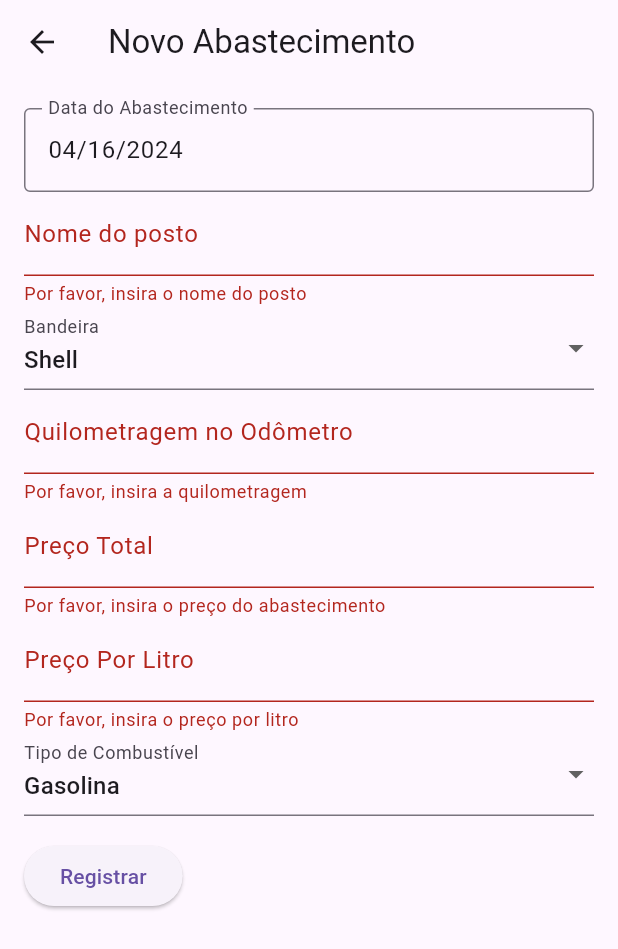
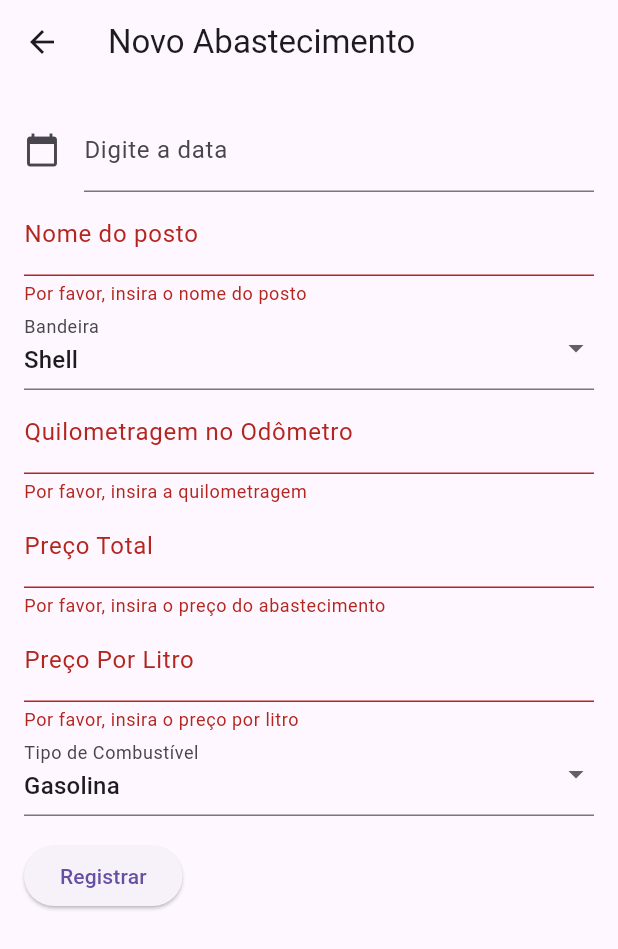
Before and after one commit to Jervdv/projeto_moveis_2024, a Flutter app: the NewEntryScreen screen opened by its route, after a tap on "Registrar", on a phone screen of 412 x 824 dp. Shown: the top 949 px of the screen. Run offline on Flutter 3.47's test engine with Material 3 defaults, Android fonts, the phone set to English and light mode, and no system bars; our stand-ins replace pie_chart.

Commit message:
fixed conflicts

```diff
--- a/lib/screens/new_entry_screen.dart
+++ b/lib/screens/new_entry_screen.dart
@@ -1,4 +1,5 @@
 import 'package:flutter/material.dart';
+import 'package:intl/intl.dart';
 import 'package:projeto_moveis_2024/models/fuel_entry.dart';
 import 'package:projeto_moveis_2024/repositories/fuel_entries_repository.dart';
 import 'package:provider/provider.dart';
@@ -15,7 +16,8 @@ class _NewEntryScreenState extends State<NewEntryScreen> {
       TextEditingController();
   final TextEditingController _totalPriceController = TextEditingController();
   final TextEditingController _stationNameController = TextEditingController();
-  DateTime selectedDate = DateTime.now();
+  final TextEditingController _dateController = TextEditingController();
+
   String _fuelType = 'Gasolina';
   String _gasFlag = 'Shell';
 
@@ -23,8 +25,11 @@ class _NewEntryScreenState extends State<NewEntryScreen> {
     if (_formKey.currentState!.validate()) {
       final fuelEntriesRepository = context.read<FuelEntriesRepository>();
 
+      final DateFormat formatter = DateFormat('dd/MM/yyyy');
+      DateTime dateToAdd = formatter.parseStrict(_dateController.text);
+
       fuelEntriesRepository.saveFuelEntry(FuelEntry(
-          date: selectedDate,
+          date: dateToAdd,
           fuelType: _fuelType,
           gasFlag: _gasFlag,
           gasStationName: _stationNameController.text,
@@ -57,22 +62,28 @@ class _NewEntryScreenState extends State<NewEntryScreen> {
             child: Column(
               crossAxisAlignment: CrossAxisAlignment.start,
               children: <Widget>[
-                InputDatePickerFormField(
-                  firstDate: DateTime(2023),
-                  lastDate: DateTime.now(),
-                  initialDate: selectedDate,
-                  acceptEmptyDate: false,
-                  fieldLabelText: 'Data do Abastecimento',
-                  onDateSubmitted: (date) {
-                    setState(() {
-                      selectedDate = date;
-                    });
-                  },
-                  onDateSaved: (date) {
-                    setState(() {
-                      selectedDate = date;
-                    });
-                  },
+                TextField(
+                      controller: _dateController,
+                        decoration: const InputDecoration(
+                                  icon: Icon(Icons.calendar_today),
+                                labelText: "Digite a data"
+                          ),
+                        readOnly: true,  // when true user cannot edit text
+                        onTap: () async {
+                          DateTime? pickedDate = await showDatePicker(
+                          context: context,
+                          initialDate: DateTime.now(), //get today's date
+                          firstDate:DateTime(2000), //DateTime.now() - not to allow to choose before today.
+                          lastDate: DateTime(2101)
+                  );
+
+                    if(pickedDate != null ){
+                        String formattedDate = DateFormat('dd/MM/yyyy').format(pickedDate);
+                        setState(() {
+                          _dateController.text = formattedDate;
+                        });
+                    }
+                  }
                 ),
                 TextFormField(
                   controller: _stationNameController,
@@ -118,6 +129,9 @@ class _NewEntryScreenState extends State<NewEntryScreen> {
                     if (value == null || value.isEmpty) {
                       return 'Por favor, insira a quilometragem';
                     }
+                    if (double.tryParse(value) == null) {
+                      return 'Digite um valor válido para o odômetro.';
+                    }
                     return null;
                   },
                 ),
@@ -129,6 +143,9 @@ class _NewEntryScreenState extends State<NewEntryScreen> {
                   validator: (value) {
                     if (value == null || value.isEmpty) {
                       return 'Por favor, insira o preço do abastecimento';
+                    }
+                    if (double.tryParse(value) == null) {
+                      return 'Digite um valor válido para o preço total.';
                     }
                     return null;
                   },
@@ -142,6 +159,9 @@ class _NewEntryScreenState extends State<NewEntryScreen> {
                   validator: (value) {
                     if (value == null || value.isEmpty) {
                       return 'Por favor, insira o preço por litro';
+                    }
+                    if (double.tryParse(value) == null) {
+                      return 'Digite um valor válido para o preço por litro.';
                     }
                     return null;
                   },
@@ -172,13 +192,7 @@ class _NewEntryScreenState extends State<NewEntryScreen> {
                   child: ElevatedButton(
                     onPressed: () {
                       if (_formKey.currentState!.validate()) {
-                        // TODO: save on repository
                         saveFuelEntry();
-                        print('Odômetro: ${_odometerController.text}');
-                        print(
-                            'Preço por Litro: ${_pricePerLiterController.text}');
-                        print('Tipo de Combustível: $_fuelType');
-                        print('Nome do Posto: ${_stationNameController.text}');
                       }
                     },
                     child: const Text('Registrar'),
```
Also changed, not shown: lib/screens/history_screen.dart (+8 -4 lines).
